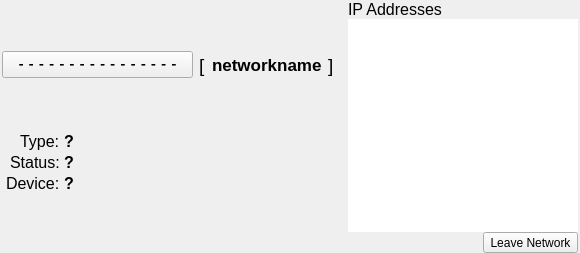
The window that ZeroTierUI/networkwidget.ui (zerotier/ZeroTierOne) describes before a commit, drawn with Qt 5.
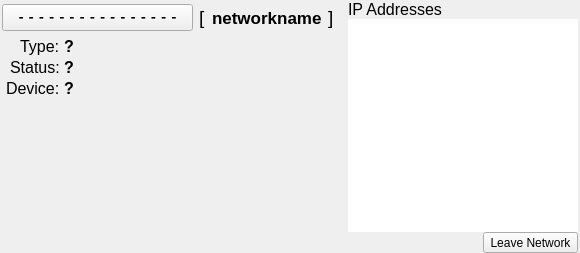
The same window after the commit.

Commit message: Fix network widget spacer issue on Windows.

Patch:
```diff
--- a/ZeroTierUI/networkwidget.ui
+++ b/ZeroTierUI/networkwidget.ui
@@ -335,6 +335,19 @@
         </layout>
        </widget>
       </item>
+      <item>
+       <spacer name="verticalSpacer">
+        <property name="orientation">
+         <enum>Qt::Vertical</enum>
+        </property>
+        <property name="sizeHint" stdset="0">
+         <size>
+          <width>20</width>
+          <height>40</height>
+         </size>
+        </property>
+       </spacer>
+      </item>
      </layout>
     </widget>
    </item>
```
Left out of the diff: 52 changed lines with no effect on the pictures.
